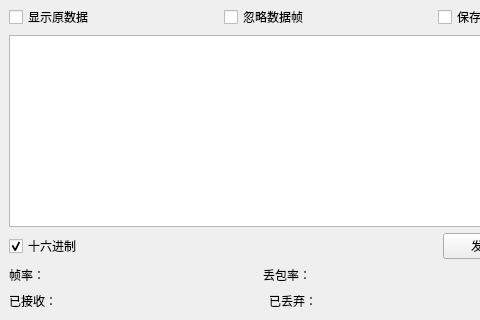
This is form/mainwindow.ui in zuijiangwan/matrix as Qt 5 draws it before an edit; both pictures show x 0 to 480 and y 359 to 679 of the 1051 by 679 pixel window. The edited form follows.
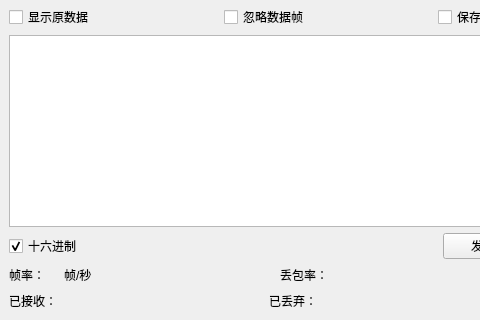
This is the edited form. Icons and pictures are not drawn.

Commit message: 添加fps和丢包率计算显示

The edit to the form file:
```diff
--- a/form/mainwindow.ui
+++ b/form/mainwindow.ui
@@ -162,6 +162,13 @@
             </property>
            </widget>
           </item>
+          <item>
+           <widget class="QLabel" name="label">
+            <property name="text">
+             <string>帧/秒</string>
+            </property>
+           </widget>
+          </item>
           <item>
            <spacer name="horizontalSpacer_4">
             <property name="orientation">
```
Left out of the diff: 8 changed lines with no effect on the pictures. The commit also changes 2 other files.
